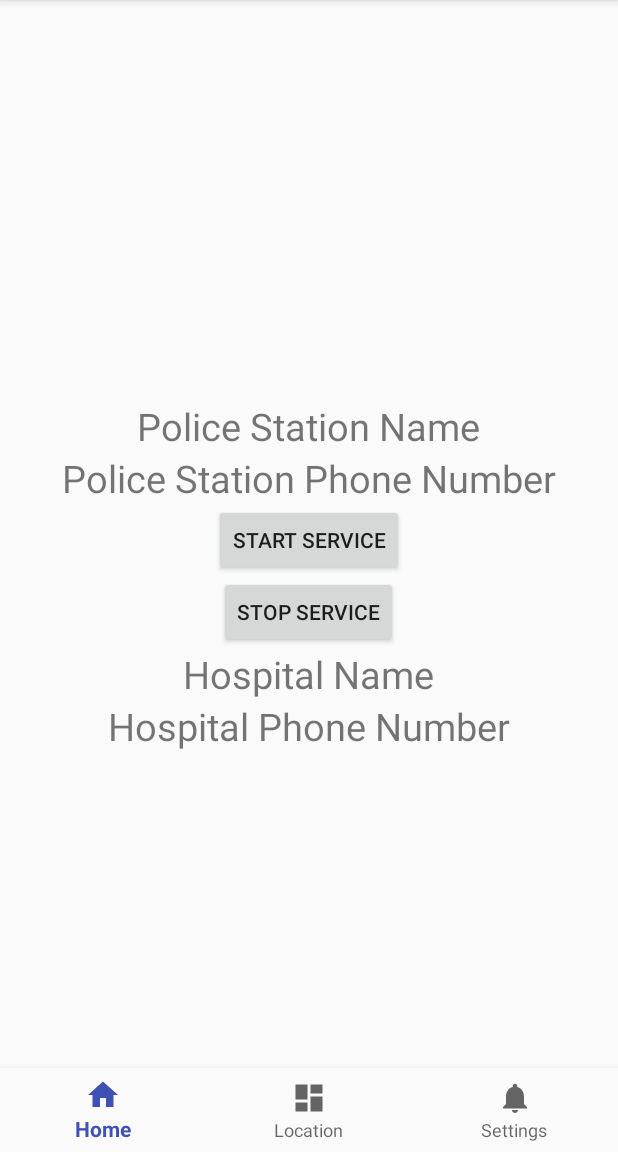
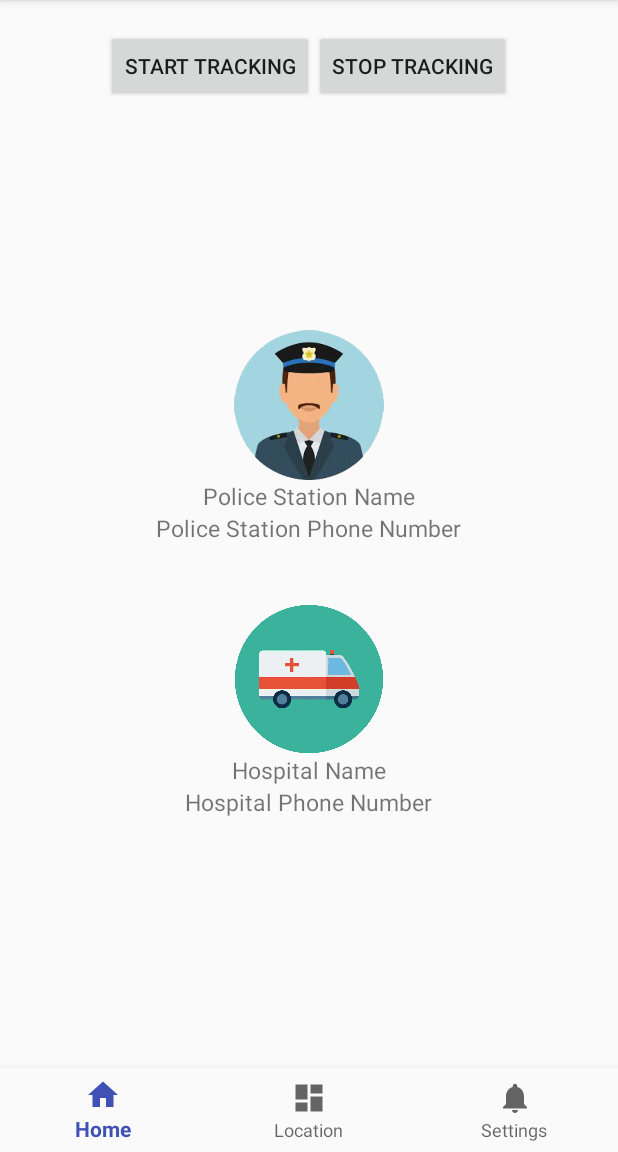
Before and after one commit to VaishSiddharth/Locator, an Android app: the screen it shows after launch (LaunchActivity), on a phone screen of 412 x 824 dp, the part 84-1236 px from its top. Run offline under Robolectric (Android 15) with nearby library versions, the phone set to English and light mode, and no system bars; our stand-ins replace Firebase (no records; nobody signed in at launch, a user with empty details on screens opened directly); libraries missing offline, so code that uses them is left out: cn.pedant.

Commit message:
images added and sms + call working

```diff
--- a/app/src/main/AndroidManifest.xml
+++ b/app/src/main/AndroidManifest.xml
@@ -9,6 +9,8 @@
     -->
     <uses-permission android:name="android.permission.ACCESS_FINE_LOCATION" />
     <uses-permission android:name="android.permission.ACCESS_COARSE_LOCATION" />
+    <uses-permission android:name="android.permission.SEND_SMS" />
+    <uses-permission android:name="android.permission.CALL_PHONE" />
     <uses-permission
         android:name="android.permission.LOCATION_HARDWARE"
         tools:ignore="ProtectedPermissions" />
--- a/app/src/main/res/layout/fragment_home.xml
+++ b/app/src/main/res/layout/fragment_home.xml
@@ -4,6 +4,33 @@
     android:layout_width="match_parent"
     android:layout_height="match_parent"
     tools:context=".HomeFragment">
+
+    <LinearLayout
+        android:layout_width="match_parent"
+        android:layout_height="match_parent"
+        android:layout_marginBottom="70dp"
+        android:orientation="vertical">
+
+        <LinearLayout
+            android:layout_width="wrap_content"
+            android:layout_height="wrap_content"
+            android:layout_gravity="center"
+            android:layout_marginTop="20dp"
+            android:gravity="center"
+            android:orientation="horizontal">
+
+            <Button
+                android:id="@+id/startservice"
+                android:layout_width="wrap_content"
+                android:layout_height="wrap_content"
+                android:text="Start Tracking" />
+
+            <Button
+                android:id="@+id/stopservice"
+                android:layout_width="wrap_content"
+                android:layout_height="wrap_content"
+                android:text="Stop Tracking" />
+        </LinearLayout>
 
         <LinearLayout
             android:layout_width="match_parent"
@@ -17,43 +44,48 @@
                 android:layout_height="match_parent"
                 android:text="@string/hello_blank_fragment"
                 android:visibility="gone" />
+
+            <ImageView
+                android:id="@+id/emergencypolice"
+                android:layout_width="100dp"
+                android:layout_height="100dp"
+                android:src="@drawable/police" />
+
             <TextView
                 android:id="@+id/namePoliceStation"
-            android:text="Police Station Name"
                 android:layout_width="wrap_content"
                 android:layout_height="wrap_content"
-            android:textSize="25sp"/>
+                android:text="Police Station Name"
+                android:textSize="15sp" />
+
             <TextView
                 android:id="@+id/phonePoliceStation"
-            android:text="Police Station Phone Number"
                 android:layout_width="wrap_content"
                 android:layout_height="wrap_content"
-            android:textSize="25sp"/>
+                android:layout_marginBottom="20dp"
+                android:text="Police Station Phone Number"
+                android:textSize="15sp" />
 
-        <Button
-            android:id="@+id/startservice"
-            android:layout_width="wrap_content"
-            android:layout_height="wrap_content"
-            android:text="Start service" />
-
-        <Button
-            android:id="@+id/stopservice"
-            android:layout_width="wrap_content"
-            android:layout_height="wrap_content"
-            android:text="Stop service" />
+            <ImageView
+                android:id="@+id/emergencyhospital"
+                android:layout_width="100dp"
+                android:layout_height="100dp"
+                android:layout_marginTop="20dp"
+                android:src="@drawable/ambulance" />
 
             <TextView
                 android:id="@+id/nameHospital"
-            android:text="Hospital Name"
                 android:layout_width="wrap_content"
                 android:layout_height="wrap_content"
-            android:textSize="25sp"/>
+                android:text="Hospital Name"
+                android:textSize="15sp" />
+
             <TextView
                 android:id="@+id/phoneHospital"
-            android:text="Hospital Phone Number"
                 android:layout_width="wrap_content"
                 android:layout_height="wrap_content"
-            android:textSize="25sp"/>
+                android:text="Hospital Phone Number"
+                android:textSize="15sp" />
         </LinearLayout>
-
+    </LinearLayout>
 </FrameLayout>
```
Also changed, not shown: app/src/main/java/com/example/siddharthvaish/locator/HomeFragment.java (+79 -4 lines). Lines whose indentation alone changed are shown as unchanged.
